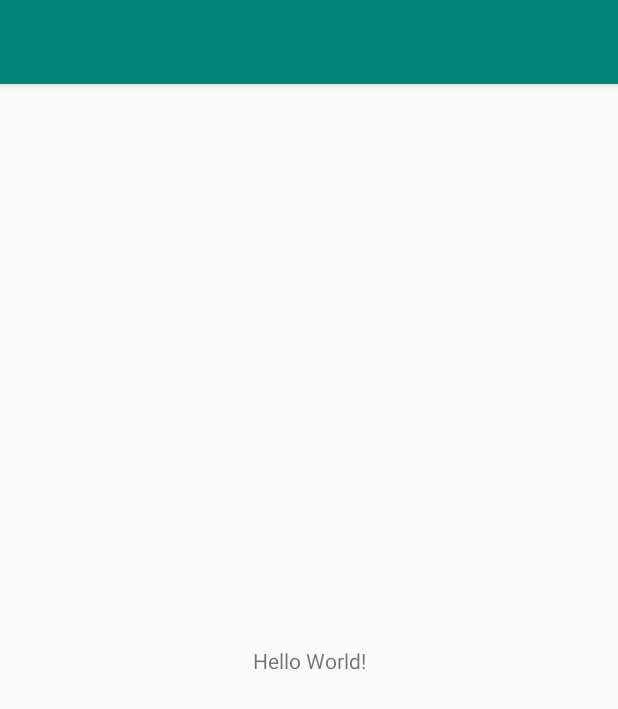
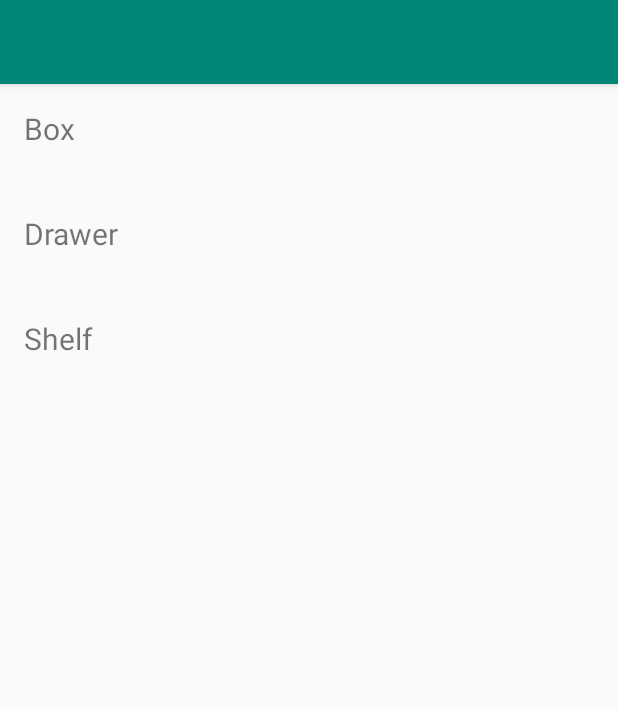
Before and after one commit to Anavra/placeHolderApp, an Android app: the screen it shows after launch (MainActivity), on a phone screen of 412 x 824 dp. Shown: the top 709 px of the screen. Run offline under Robolectric (Android 15) with nearby library versions, the phone set to English and light mode, and no system bars.

Commit message:
Add simple list to TextView

```diff
--- a/app/src/main/java/com/example/android/android_app/MainActivity.java
+++ b/app/src/main/java/com/example/android/android_app/MainActivity.java
@@ -2,12 +2,20 @@ package com.example.android.android_app;
 
 import android.support.v7.app.AppCompatActivity;
 import android.os.Bundle;
+import android.widget.TextView;
 
 public class MainActivity extends AppCompatActivity {
+
+    TextView mContainerListView;
 
     @Override
     protected void onCreate(Bundle savedInstanceState) {
         super.onCreate(savedInstanceState);
         setContentView(R.layout.activity_main);
+        mContainerListView = (TextView) findViewById(R.id.containers_list);
+        String[] containerNames = {"Box", "Drawer", "Shelf"};
+        for (String container : containerNames) {
+            mContainerListView.append(container + "\n\n\n");
+        }
     }
 }
--- a/app/src/main/res/layout/activity_main.xml
+++ b/app/src/main/res/layout/activity_main.xml
@@ -1,18 +1,16 @@
 <?xml version="1.0" encoding="utf-8"?>
-<android.support.constraint.ConstraintLayout xmlns:android="http://schemas.android.com/apk/res/android"
-    xmlns:app="http://schemas.android.com/apk/res-auto"
-    xmlns:tools="http://schemas.android.com/tools"
+
+
+<FrameLayout xmlns:android="http://schemas.android.com/apk/res/android"
+
     android:layout_width="match_parent"
-    android:layout_height="match_parent"
-    tools:context=".MainActivity">
+    android:layout_height="match_parent">
 
     <TextView
+        android:id="@+id/containers_list"
         android:layout_width="wrap_content"
         android:layout_height="wrap_content"
-        android:text="Hello World!"
-        app:layout_constraintBottom_toBottomOf="parent"
-        app:layout_constraintLeft_toLeftOf="parent"
-        app:layout_constraintRight_toRightOf="parent"
-        app:layout_constraintTop_toTopOf="parent" />
+        android:padding="16dp"
+        android:textSize="20sp" />
 
-</android.support.constraint.ConstraintLayout>
+</FrameLayout>
```
